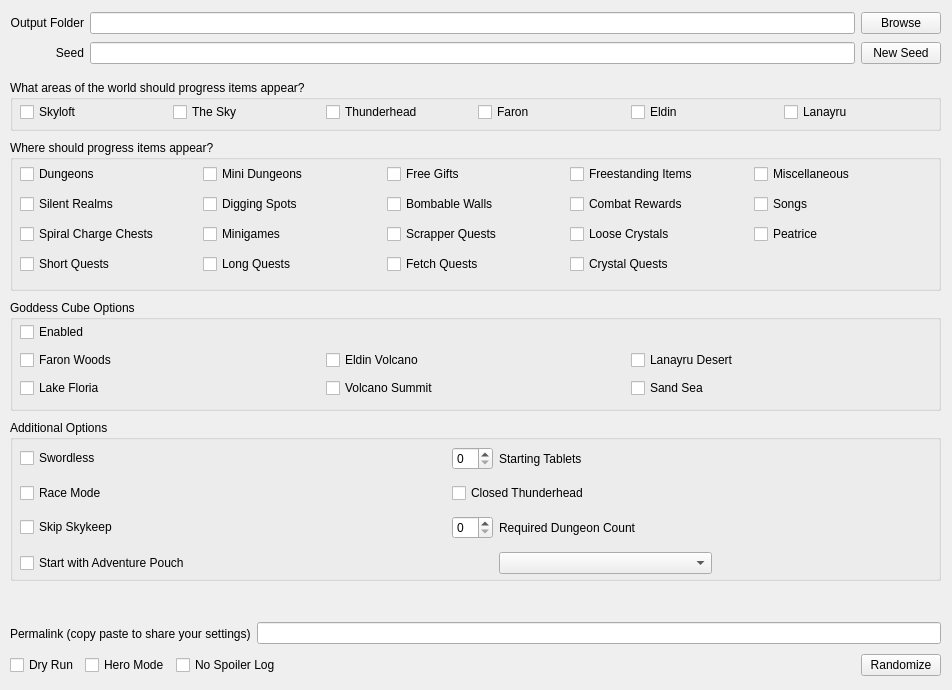
The window that gui/randogui.ui (ssrando/ssrando) describes before a commit, drawn with Qt 5.
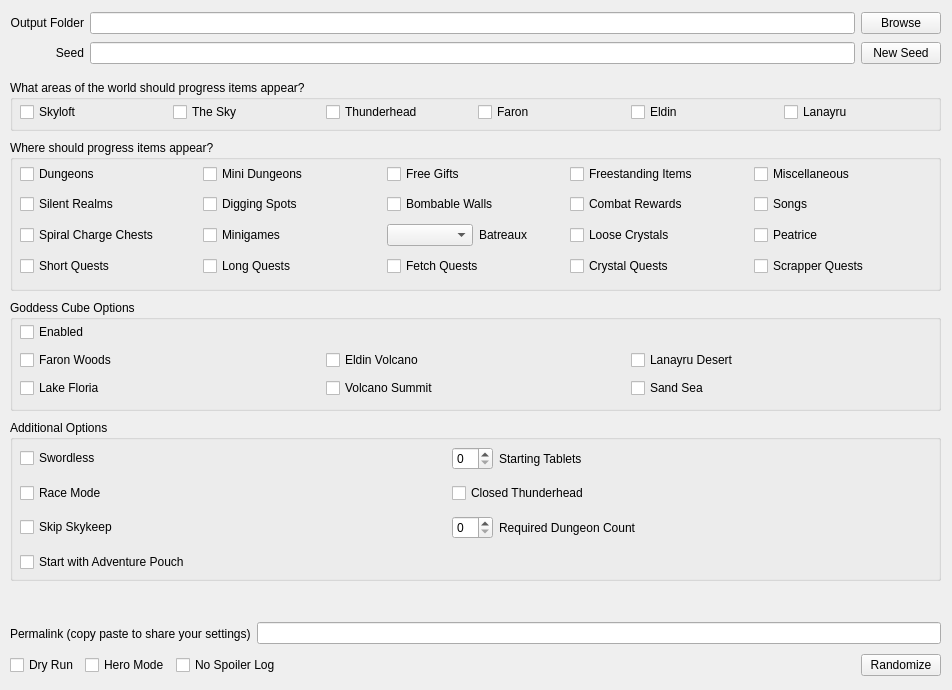
The same window after the commit.

Commit message: Updated UI for Batreaux Rewards limit

The edit to the form file:
```diff
--- a/gui/randogui.ui
+++ b/gui/randogui.ui
@@ -241,13 +241,27 @@
         </property>
        </widget>
       </item>
-      <item row="3" column="2">
+      <item row="4" column="4">
        <widget class="QCheckBox" name="progression_scrapper">
         <property name="text">
          <string>Scrapper Quests</string>
         </property>
        </widget>
       </item>
+      <item row="3" column="2">
+       <layout class="QHBoxLayout" name="horizontalLayout_6">
+        <item>
+         <widget class="QComboBox" name="option_max_batreaux_reward"/>
+        </item>
+        <item>
+         <widget class="QLabel" name="label_for_option_max_batreaux_reward">
+          <property name="text">
+           <string>Batreaux</string>
+          </property>
+         </widget>
+        </item>
+       </layout>
+      </item>
      </layout>
     </widget>
    </widget>
@@ -364,9 +378,6 @@
         </property>
        </widget>
       </item>
-      <item row="3" column="3">
-       <widget class="QComboBox" name="option_max_batreaux_reward"/>
-      </item>
      </layout>
     </widget>
    </widget>
```
The commit also changes 2 other files.
